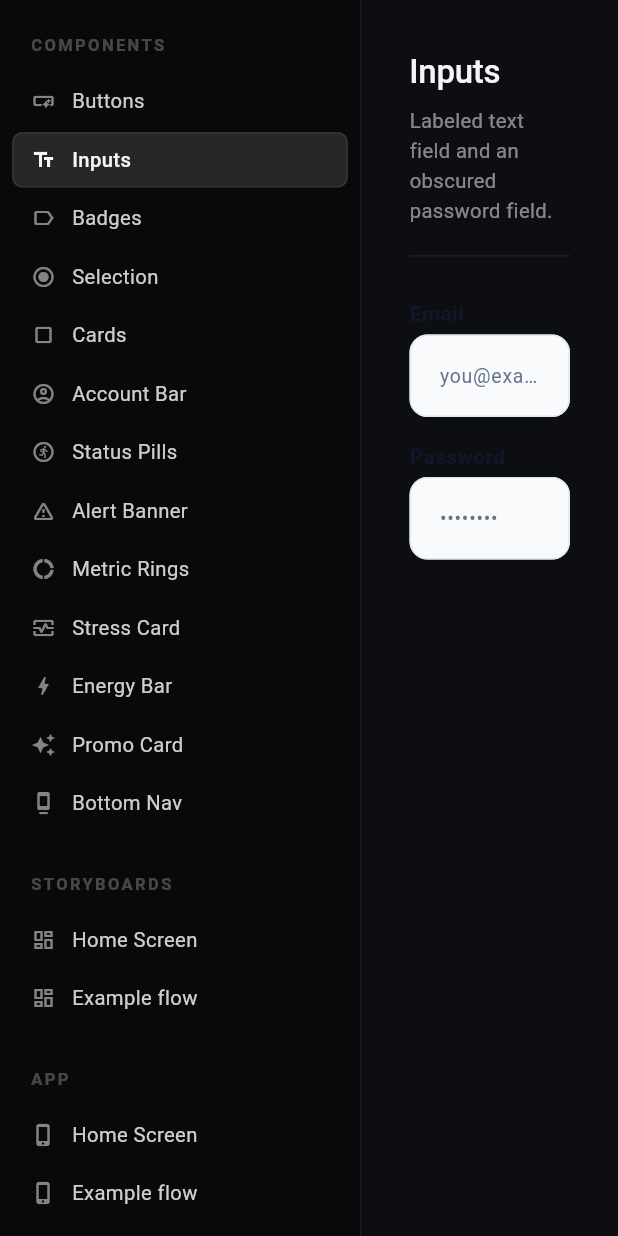
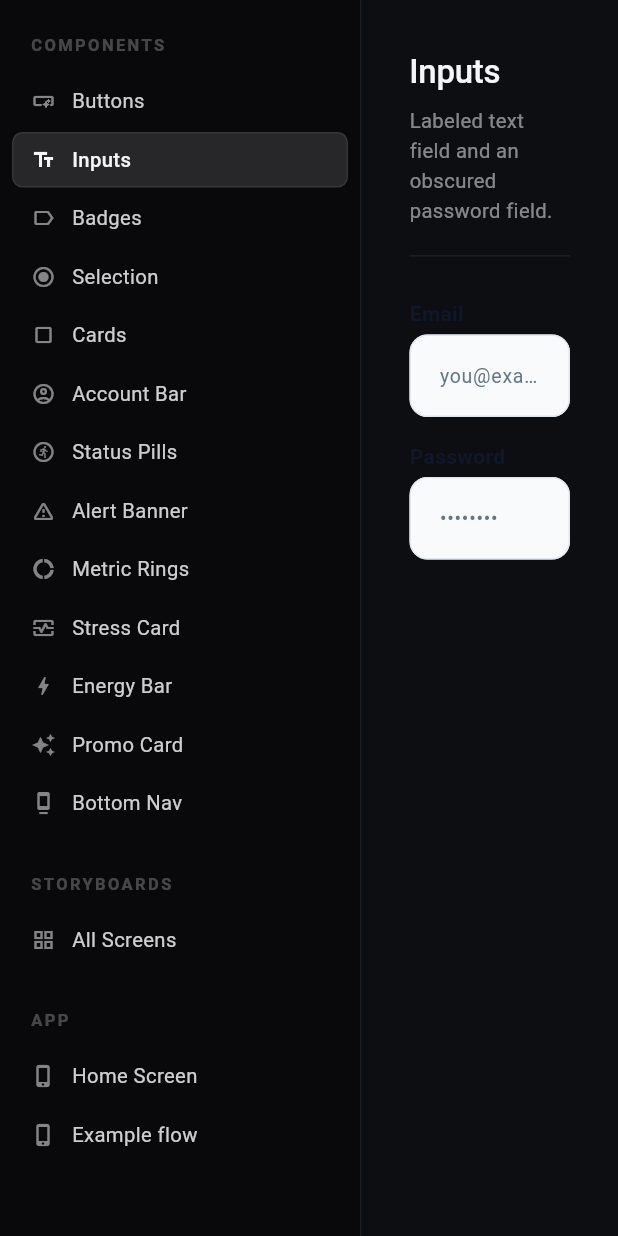
Before and after one commit to DavidChen-006/flutter-design, a Flutter app: the screen it shows after launch, after a tap on "Inputs", on a phone screen of 412 x 824 dp. Run offline on Flutter 3.47's test engine with Material 3 defaults, Android fonts, the phone set to English and light mode, and no system bars.

Commit message:
refactor: single Storyboards tab showing all screens at once
The Storyboards section is now one entry ("All Screens") instead of one
per storyboard. It renders every storyboard as a labeled iPhone frame in
a wrapping grid — all visible together, each with its name above.

Co-Authored-By: Claude Opus 4.8 (1M context) <noreply@anthropic.com>

```diff
--- a/lib/dev/sections/storyboards_section.dart
+++ b/lib/dev/sections/storyboards_section.dart
@@ -5,53 +5,50 @@ import 'package:vasc_pro/dev/library/inspectable.dart';
 import 'package:vasc_pro/dev/library/library_models.dart';
 import 'package:vasc_pro/dev/storyboard/storyboards.dart';
 
-/// Builds the "Storyboards" section: one entry per storyboard in [kStoryboards],
-/// each rendered as a horizontal row of side-by-side iPhone device frames (one
-/// frame per step in the flow). The storyboard data is the single source of
-/// truth — frames render their real screens in the user's own theme.
+/// The "Storyboards" section is a SINGLE tab. Selecting it shows every storyboard
+/// at once — one iPhone frame per storyboard, each labeled above with the
+/// storyboard's name, laid out in a wrapping grid so you can see them all
+/// together. Hover any component inside a frame to reveal its type name.
 LibrarySection storyboardsSection() {
-  final entries = <LibraryEntry>[];
-  for (var i = 0; i < kStoryboards.length; i++) {
-    final sb = kStoryboards[i];
-    entries.add(
+  return LibrarySection(
+    title: 'Storyboards',
+    entries: [
       LibraryEntry(
-        id: 'sb-$i',
+        id: 'sb-all',
+        label: 'All Screens',
+        icon: Icons.grid_view,
+        builder: _allScreens,
+      ),
+    ],
+  );
+}
+
+Widget _allScreens(BuildContext context) {
+  // One iPhone frame per storyboard, using its first screen, labeled with the
+  // storyboard's name (shown above the frame by DeviceFrame).
+  final frames = <Widget>[
+    for (final sb in kStoryboards)
+      if (sb.frames.isNotEmpty)
+        DeviceFrame(
           label: sb.title,
-        icon: Icons.dashboard_outlined,
-        builder: (context) {
+          // This is the only place hover-inspection is enabled.
+          child: InspectScope(child: sb.frames.first.builder(context)),
+        ),
+  ];
+
   return SingleChildScrollView(
     padding: const EdgeInsets.all(32),
     child: Column(
       crossAxisAlignment: CrossAxisAlignment.start,
       children: [
         CanvasHeader(
-                  title: sb.title,
-                  subtitle: '${sb.frames.length} '
-                      '${sb.frames.length == 1 ? 'frame' : 'frames'}',
+          title: 'Storyboards',
+          subtitle: '${frames.length} '
+              '${frames.length == 1 ? 'screen' : 'screens'} · '
+              'hover a component to see its name',
         ),
-                SingleChildScrollView(
-                  scrollDirection: Axis.horizontal,
-                  child: Row(
-                    crossAxisAlignment: CrossAxisAlignment.start,
-                    children: [
-                      for (final frame in sb.frames) ...[
-                        DeviceFrame(
-                          label: frame.label,
-                          // Only here is hover-inspection enabled.
-                          child: InspectScope(child: frame.builder(context)),
-                        ),
-                        const SizedBox(width: 32),
-                      ],
-                    ],
-                  ),
-                ),
+        Wrap(spacing: 40, runSpacing: 40, children: frames),
       ],
     ),
   );
-        },
-      ),
-    );
 }
-
-  return LibrarySection(title: 'Storyboards', entries: entries);
-}
```
Lines whose indentation alone changed are shown as unchanged.
